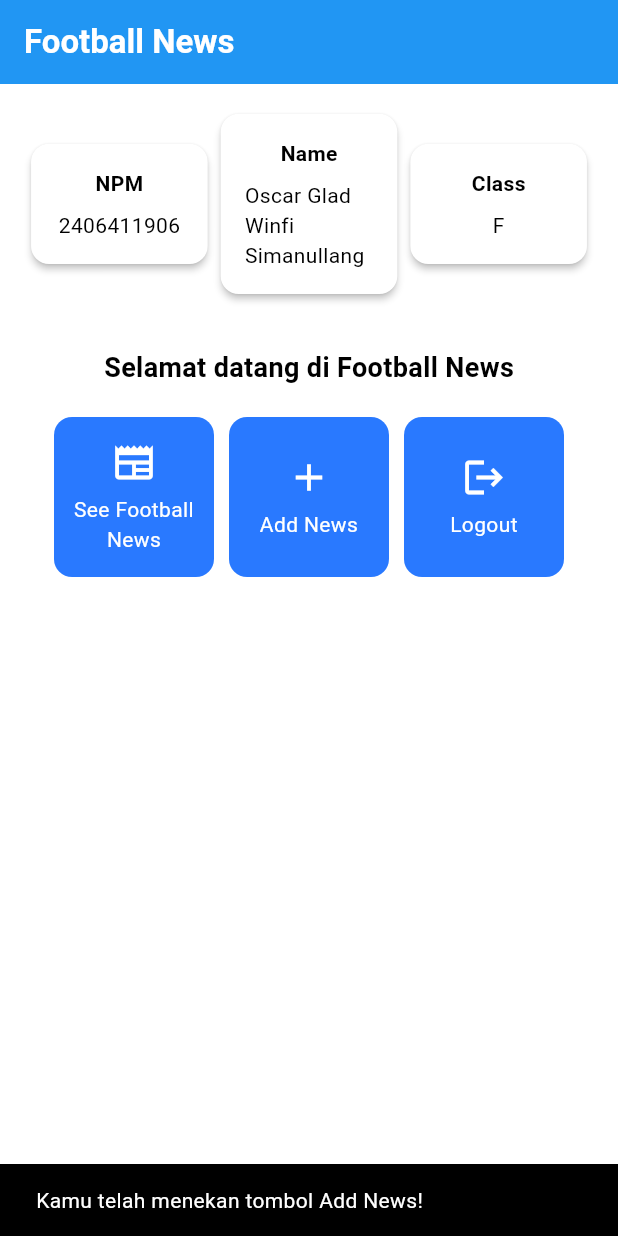
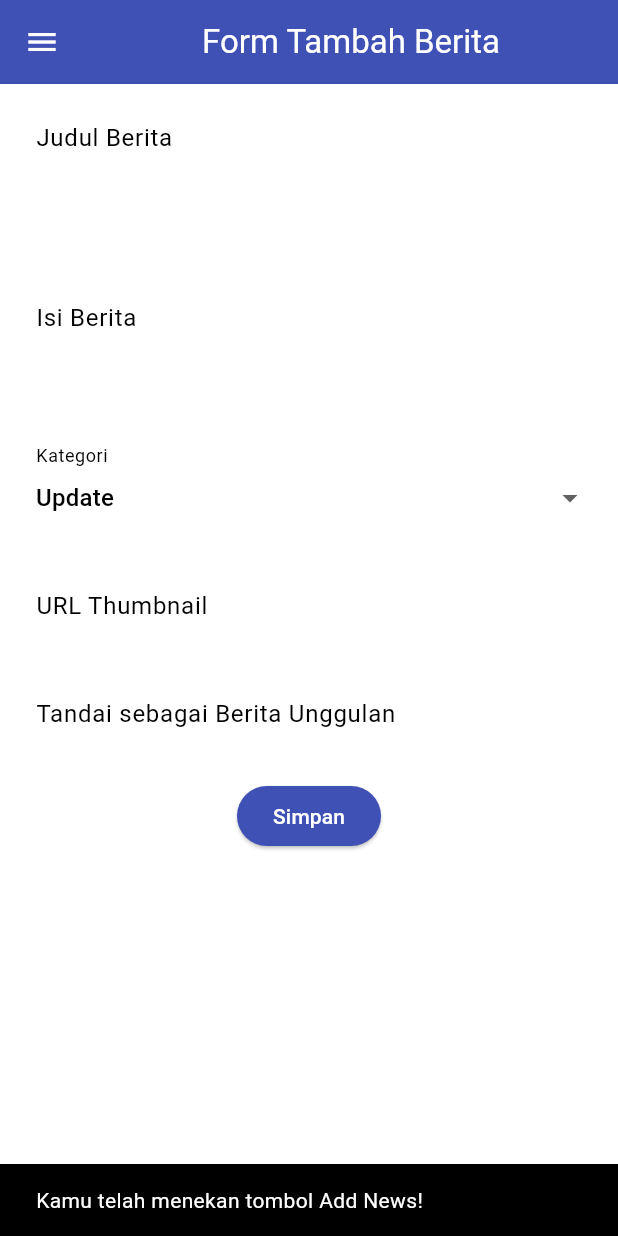
Before and after one commit to OscarGlad14/football-news-mobile, a Flutter app: the screen it shows after launch, after a tap on "Add News", on a phone screen of 412 x 824 dp. Run offline on Flutter 3.47's test engine with Material 3 defaults, Android fonts, the phone set to English and light mode, and no system bars.

Commit message:
Menyelesaikan tutorial 7

```diff
--- a/lib/main.dart
+++ b/lib/main.dart
@@ -1,5 +1,5 @@
 import 'package:flutter/material.dart';
-import 'package:football_news/menu.dart';
+import 'package:football_news/screens/menu.dart';
 
 void main() {
   runApp(const MyApp());
--- a/lib/menu.dart
+++ b/lib/screens/menu.dart
@@ -1,5 +1,6 @@
 import 'package:flutter/material.dart';
-
+import 'package:football_news/widgets/left_drawer.dart';
+import 'package:football_news/widgets/news_card.dart';
 
 class MyHomePage extends StatelessWidget {
   MyHomePage({super.key});
@@ -30,6 +31,7 @@ class MyHomePage extends StatelessWidget {
         // Warna latar belakang AppBar diambil dari skema warna tema aplikasi.
         backgroundColor: Theme.of(context).colorScheme.primary,
       ),
+      drawer: LeftDrawer(),
       // Body halaman dengan padding di sekelilingnya.
       body: Padding(
         padding: const EdgeInsets.all(16.0),
@@ -132,57 +134,3 @@ class ItemHomepage {
 
  ItemHomepage(this.name, this.icon);
 }
-
-class ItemCard extends StatelessWidget {
-  // Menampilkan kartu dengan ikon dan nama.
-
-  final ItemHomepage item;
-
-  const ItemCard(this.item, {super.key});
-
-  @override
-  Widget build(BuildContext context) {
-    return Material(
-      // Menentukan warna latar belakang dari tema aplikasi.
-      color: Theme.of(context).colorScheme.secondary,
-      // Membuat sudut kartu melengkung.
-      borderRadius: BorderRadius.circular(12),
-
-      child: InkWell(
-        // Aksi ketika kartu ditekan.
-        onTap: () {
-          // Menampilkan pesan SnackBar saat kartu ditekan.
-          ScaffoldMessenger.of(context)
-            ..hideCurrentSnackBar()
-            ..showSnackBar(
-              SnackBar(content: Text("Kamu telah menekan tombol ${item.name}!"))
-            );
-        },
-        // Container untuk menyimpan Icon dan Text
-        child: Container(
-          padding: const EdgeInsets.all(8),
-          child: Center(
-            child: Column(
-              // Menyusun ikon dan teks di tengah kartu.
-              mainAxisAlignment: MainAxisAlignment.center,
-              children: [
-                Icon(
-                  item.icon,
-                  color: Colors.white,
-                  size: 30.0,
-                ),
-                const Padding(padding: EdgeInsets.all(3)),
-                Text(
-                  item.name,
-                  textAlign: TextAlign.center,
-                  style: const TextStyle(color: Colors.white),
-                ),
-              ],
-            ),
-          ),
-        ),
-      ),
-    );
-  }
-
-}
--- /dev/null
+++ b/lib/screens/newslist_form.dart
@@ -0,0 +1,213 @@
+import 'package:flutter/material.dart';
+import 'package:football_news/widgets/left_drawer.dart';
+
+class NewsFormPage extends StatefulWidget {
+    const NewsFormPage({super.key});
+
+    @override
+    State<NewsFormPage> createState() => _NewsFormPageState();
+}
+
+class _NewsFormPageState extends State<NewsFormPage> {
+    final _formKey = GlobalKey<FormState>();
+    String _title = "";
+    String _content = "";
+    String _category = "update"; // default
+    String _thumbnail = "";
+    bool _isFeatured = false; // default
+
+    final List<String> _categories = [
+      'transfer',
+      'update',
+      'exclusive',
+      'match',
+      'rumor',
+      'analysis',
+    ];
+
+    @override
+    Widget build(BuildContext context) {
+        return Scaffold(
+          appBar: AppBar(
+            title: const Center(
+              child: Text(
+                'Form Tambah Berita',
+              ),
+            ),
+            backgroundColor: Colors.indigo,
+            foregroundColor: Colors.white,
+          ),
+          drawer: LeftDrawer(),
+          body: Form(
+            key: _formKey,
+            child: SingleChildScrollView(
+              child: Column(
+              crossAxisAlignment: CrossAxisAlignment.start,
+              children:[
+                // === Title ===
+                Padding(
+                  padding: const EdgeInsets.all(8.0),
+                  child: TextFormField(
+                    decoration: InputDecoration(
+                      hintText: "Judul Berita",
+                      labelText: "Judul Berita",
+                      border: OutlineInputBorder(
+                        borderRadius: BorderRadius.circular(5.0),
+                      ),
+                    ),
+                    onChanged: (String? value) {
+                      setState(() {
+                        _title = value!;
+                      });
+                    },
+                    validator: (String? value) {
+                      if (value == null || value.isEmpty) {
+                        return "Judul tidak boleh kosong!";
+                      }
+                      return null;
+                    },
+                  ),
+                ),
+
+              // === Content ===
+              Padding(
+                padding: const EdgeInsets.all(8.0),
+                child: TextFormField(
+                  maxLines: 5,
+                  decoration: InputDecoration(
+                    hintText: "Isi Berita",
+                    labelText: "Isi Berita",
+                    border: OutlineInputBorder(
+                      borderRadius: BorderRadius.circular(5.0),
+                    ),
+                  ),
+                  onChanged: (String? value) {
+                    setState(() {
+                      _content = value!;
+                    });
+                  },
+                  validator: (String? value) {
+                    if (value == null || value.isEmpty) {
+                      return "Isi berita tidak boleh kosong!";
+                    }
+                    return null;
+                  },
+                ),
+              ),
+
+              // === Category ===
+              Padding(
+                padding: const EdgeInsets.all(8.0),
+                child: DropdownButtonFormField<String>(
+                  decoration: InputDecoration(
+                    labelText: "Kategori",
+                    border: OutlineInputBorder(
+                      borderRadius: BorderRadius.circular(5.0),
+                    ),
+                  ),
+                  value: _category,
+                  items: _categories
+                      .map((cat) => DropdownMenuItem(
+                            value: cat,
+                            child: Text(
+                                cat[0].toUpperCase() + cat.substring(1)),
+                          ))
+                      .toList(),
+                  onChanged: (String? newValue) {
+                    setState(() {
+                      _category = newValue!;
+                    });
+                  },
+                ),
+              ),
+
+              // === Thumbnail URL ===
+              Padding(
+                padding: const EdgeInsets.all(8.0),
+                child: TextFormField(
+                  decoration: InputDecoration(
+                    hintText: "URL Thumbnail (opsional)",
+                    labelText: "URL Thumbnail",
+                    border: OutlineInputBorder(
+                      borderRadius: BorderRadius.circular(5.0),
+                    ),
+                  ),
+                  onChanged: (String? value) {
+                    setState(() {
+                      _thumbnail = value!;
+                    });
+                  },
+                ),
+              ),
+
+              // === Is Featured ===
+              Padding(
+                padding: const EdgeInsets.all(8.0),
+                child: SwitchListTile(
+                  title: const Text("Tandai sebagai Berita Unggulan"),
+                  value: _isFeatured,
+                  onChanged: (bool value) {
+                    setState(() {
+                      _isFeatured = value;
+                    });
+                  },
+                ),
+              ),
+              // === Tombol Simpan ===
+              Align(
+                alignment: Alignment.bottomCenter,
+                child: Padding(
+                  padding: const EdgeInsets.all(8.0),
+                  child: ElevatedButton(
+                    style: ButtonStyle(
+                      backgroundColor:
+                          MaterialStateProperty.all(Colors.indigo),
+                    ),
+                    onPressed: () {
+                      if (_formKey.currentState!.validate()) {
+                        showDialog(
+                          context: context,
+                          builder: (context) {
+                            return AlertDialog(
+                              title: const Text('Berita berhasil disimpan!'),
+                              content: SingleChildScrollView(
+                                child: Column(
+                                  crossAxisAlignment:
+                                      CrossAxisAlignment.start,
+                                  children: [
+                                    Text('Judul: $_title'),
+                                    Text('Isi: $_content'),
+                                    Text('Kategori: $_category'),
+                                    Text('Thumbnail: $_thumbnail'),
+                                    Text('Unggulan: ${_isFeatured ? "Ya" : "Tidak"}'),
+                                  ],
+                                ),
+                              ),
+                              actions: [
+                                TextButton(
+                                  child: const Text('OK'),
+                                  onPressed: () {
+                                    Navigator.pop(context);
+                                  },
+                                ),
+                              ],
+                            );
+                          },
+                        );
+                        _formKey.currentState!.reset();
+                      }
+                    },
+                    child: const Text(
+                      "Simpan",
+                      style: TextStyle(color: Colors.white),
+                    ),
+                  ),
+                ),
+              ),
+              ],
+              ),
+            ),
+          ),
+        );
+    }
+}
--- /dev/null
+++ b/lib/widgets/left_drawer.dart
@@ -0,0 +1,76 @@
+import 'package:flutter/material.dart';
+import 'package:football_news/screens/menu.dart';
+import 'package:football_news/screens/newslist_form.dart';
+
+class LeftDrawer extends StatelessWidget {
+  const LeftDrawer({super.key});
+
+  @override
+  Widget build(BuildContext context) {
+    return Drawer(
+      child: ListView(
+        children: [
+          const DrawerHeader(
+            decoration: BoxDecoration(
+              color: Colors.blue,
+            ),
+            child: Column(
+              children: [
+                Text(
+                  'Football News',
+                  textAlign: TextAlign.center,
+                  style: TextStyle(
+                    fontSize: 30,
+                    fontWeight: FontWeight.bold,
+                    color: Colors.white,
+                  ),
+                ),
+                Padding(padding: EdgeInsets.all(10)),
+                Text("Seluruh berita sepak bola terkini di sini!",
+                    textAlign: TextAlign.center,
+                    style: TextStyle(
+                      fontSize: 15,
+                      fontWeight: FontWeight.normal,
+                      color: Colors.white,
+                    )
+                    ),
+              ],
+            ),
+          ),
+            ListTile(
+              leading: const Icon(Icons.home_outlined),
+              title: const Text('Home'),
+              // Bagian redirection ke MyHomePage
+              onTap: () {
+                Navigator.pushReplacement(
+                    context,
+                    MaterialPageRoute(
+                      builder: (context) => MyHomePage(),
+                    ));
+              },
+            ),
+            ListTile(
+              leading: const Icon(Icons.post_add),
+              title: const Text('Add News'),
+              // Bagian redirection ke NewsFormPage
+              onTap: () {
+                Navigator.pushReplacement(
+                    context,
+                    MaterialPageRoute(
+                      builder: (context) => NewsFormPage(),
+                    ));
+              },
+            ),
+            ListTile(
+              leading: const Icon(Icons.newspaper),
+              title: const Text('Detail News'),
+              // Bagian redirection ke NewsFormPage
+              onTap: () {
+                // next bakal diisi dengan page detail news kalo udah ada
+              }
+            ),
+        ],
+      ),
+    );
+  }
+}
--- /dev/null
+++ b/lib/widgets/news_card.dart
@@ -0,0 +1,63 @@
+import 'package:flutter/material.dart';
+import 'package:football_news/screens/newslist_form.dart';
+import 'package:football_news/screens/menu.dart';
+
+class ItemCard extends StatelessWidget {
+  // Menampilkan kartu dengan ikon dan nama.
+
+  final ItemHomepage item;
+
+  const ItemCard(this.item, {super.key});
+
+  @override
+  Widget build(BuildContext context) {
+    return Material(
+      // Menentukan warna latar belakang dari tema aplikasi.
+      color: Theme.of(context).colorScheme.secondary,
+      // Membuat sudut kartu melengkung.
+      borderRadius: BorderRadius.circular(12),
+
+      child: InkWell(
+        // Aksi ketika kartu ditekan.
+        onTap: () {
+          // Menampilkan pesan SnackBar saat kartu ditekan.
+          ScaffoldMessenger.of(context)
+            ..hideCurrentSnackBar()
+            ..showSnackBar(
+              SnackBar(content: Text("Kamu telah menekan tombol ${item.name}!")));
+              if(item.name == "Add News"){
+                Navigator.push(
+                    context,
+                    MaterialPageRoute(
+                      builder: (context) => const NewsFormPage(),
+                  )
+                );
+              }
+        },
+        // Container untuk menyimpan Icon dan Text
+        child: Container(
+          padding: const EdgeInsets.all(8),
+          child: Center(
+            child: Column(
+              // Menyusun ikon dan teks di tengah kartu.
+              mainAxisAlignment: MainAxisAlignment.center,
+              children: [
+                Icon(
+                  item.icon,
+                  color: Colors.white,
+                  size: 30.0,
+                ),
+                const Padding(padding: EdgeInsets.all(3)),
+                Text(
+                  item.name,
+                  textAlign: TextAlign.center,
+                  style: const TextStyle(color: Colors.white),
+                ),
+              ],
+            ),
+          ),
+        ),
+      ),
+    );
+  }
+}
```
